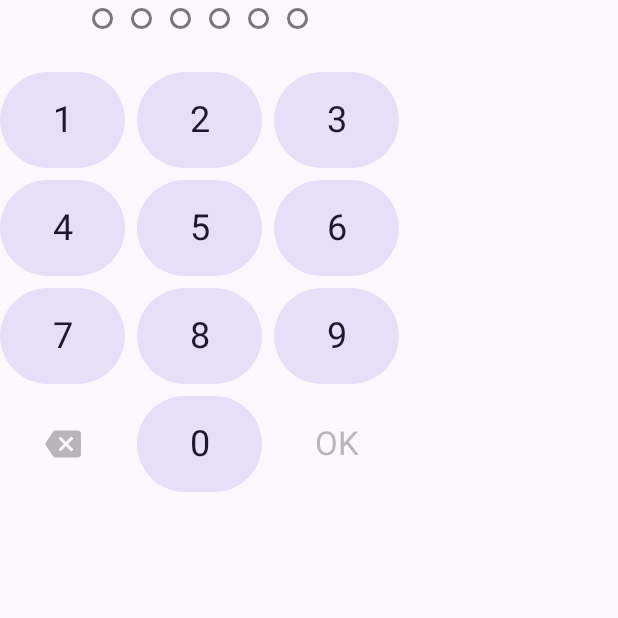
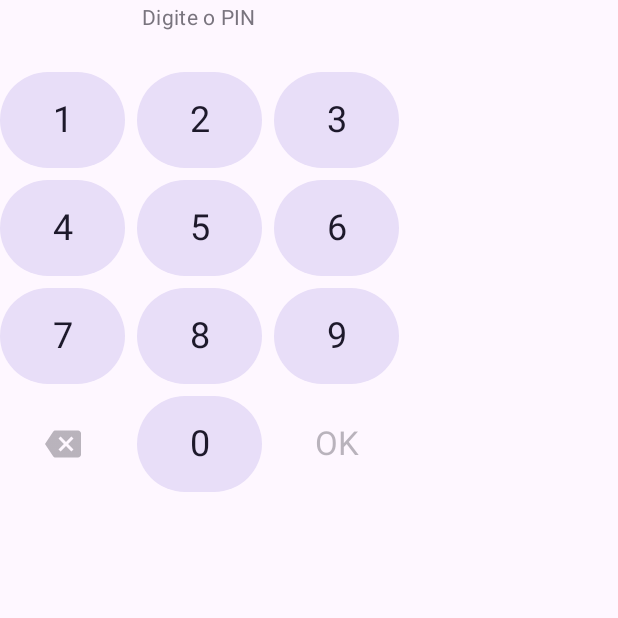
Before and after one commit to goliveiradp/comandaPag, an Android app built with Jetpack Compose: the composable TecladoPin shown on its own in the app's theme, on a phone screen of 412 x 824 dp, the top half of it. Run offline under Robolectric (Android 15) with nearby library versions, the phone set to English and light mode, and no system bars.

Commit message:
Teclado de PIN mostra uma bolinha por dígito digitado
Antes apareciam sempre 6 posições, sem relação com o tamanho do PIN. Agora as
bolinhas acompanham a digitação e, vazio, aparece "Digite o PIN".

Co-Authored-By: Claude Opus 5.5 <noreply@anthropic.com>
Claude-Session: https://claude.ai/code/session_01WS67rL3QjbiGZy4BA18N9c

```diff
--- a/app/src/main/kotlin/br/com/comandapag/ui/acesso/TecladoPin.kt
+++ b/app/src/main/kotlin/br/com/comandapag/ui/acesso/TecladoPin.kt
@@ -1,7 +1,6 @@
 package br.com.comandapag.ui.acesso
 
 import androidx.compose.foundation.background
-import androidx.compose.foundation.border
 import androidx.compose.foundation.layout.Arrangement
 import androidx.compose.foundation.layout.Box
 import androidx.compose.foundation.layout.Column
@@ -59,14 +58,12 @@ fun TecladoPin(
             horizontalArrangement = Arrangement.spacedBy(12.dp),
             verticalAlignment = Alignment.CenterVertically,
         ) {
-            // Bolinha cheia = dígito digitado; contorno = posição vazia
-            repeat(Pin.TAMANHO_MAXIMO) { i ->
-                val mod = Modifier.size(14.dp)
-                if (i < pin.length) {
-                    Box(mod.background(MaterialTheme.colorScheme.primary, CircleShape))
-                } else {
-                    Box(mod.border(1.5.dp, MaterialTheme.colorScheme.outline, CircleShape))
-                }
+            // Uma bolinha para cada dígito digitado: o tamanho do PIN não fica à mostra
+            if (pin.isEmpty()) {
+                Text("Digite o PIN", color = MaterialTheme.colorScheme.outline, style = MaterialTheme.typography.bodyMedium)
+            }
+            repeat(pin.length) {
+                Box(Modifier.size(14.dp).background(MaterialTheme.colorScheme.primary, CircleShape))
             }
         }
         Text(
```
